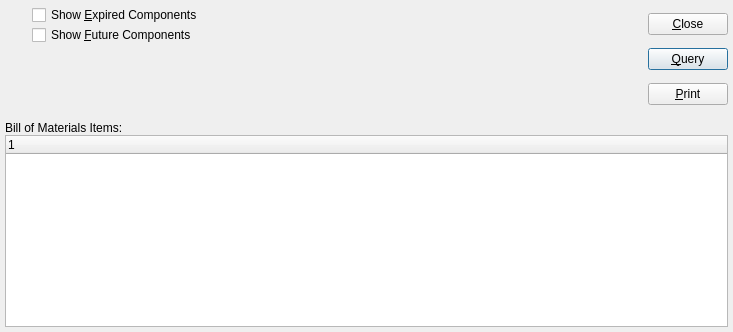
This is guiclient/dspIndentedWhereUsed.ui in Pegasus-RPG/xtuple-client as Qt 5 draws it before an edit. The edited form follows.
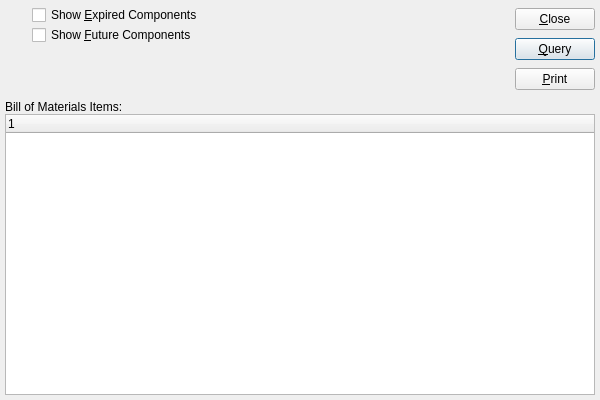
This is the edited form. Custom widgets are drawn as their Qt base class.

Commit message: 4771:  gui for where used w/ rev control

```diff
--- a/guiclient/dspIndentedWhereUsed.ui
+++ b/guiclient/dspIndentedWhereUsed.ui
@@ -5,8 +5,8 @@
    <rect>
     <x>0</x>
     <y>0</y>
-    <width>733</width>
-    <height>332</height>
+    <width>600</width>
+    <height>400</height>
    </rect>
   </property>
   <property name="windowTitle" >
@@ -120,10 +120,13 @@
           <property name="orientation" >
            <enum>Qt::Vertical</enum>
           </property>
+          <property name="sizeType" >
+           <enum>QSizePolicy::Preferred</enum>
+          </property>
           <property name="sizeHint" >
            <size>
             <width>20</width>
-            <height>20</height>
+            <height>50</height>
            </size>
           </property>
          </spacer>
@@ -198,6 +201,22 @@
             </property>
            </widget>
           </item>
+          <item>
+           <spacer>
+            <property name="orientation" >
+             <enum>Qt::Vertical</enum>
+            </property>
+            <property name="sizeType" >
+             <enum>QSizePolicy::Preferred</enum>
+            </property>
+            <property name="sizeHint" >
+             <size>
+              <width>20</width>
+              <height>0</height>
+             </size>
+            </property>
+           </spacer>
+          </item>
          </layout>
         </item>
        </layout>
@@ -222,9 +241,7 @@
       <item>
        <widget class="XTreeWidget" name="_bomitem" >
         <property name="sizePolicy" >
-         <sizepolicy>
-          <hsizetype>7</hsizetype>
-          <vsizetype>7</vsizetype>
+         <sizepolicy vsizetype="Expanding" hsizetype="Expanding" >
           <horstretch>0</horstretch>
           <verstretch>0</verstretch>
          </sizepolicy>
```
Left out of the diff: 136 changed lines with no effect on the pictures. The commit also changes 4 other files.
